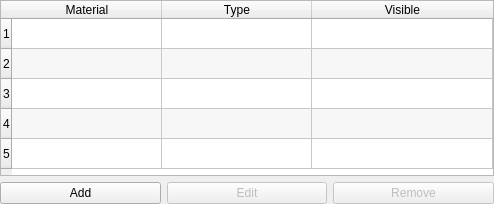
First picture: the form in hexrd/ui/resources/ui/overlay_manager.ui, repository HEXRD/hexrdgui, before the edit.
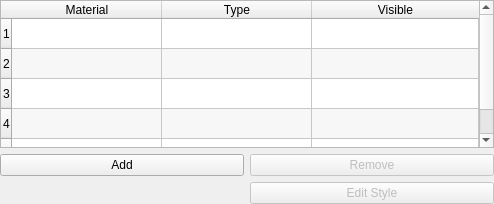
Second picture: the form after the edit.

Commit message:
Move OverlayEditor into the OverlayManager dialog
This reduces the number of dialog pop-ups that are present...

What changed in the file:
```diff
--- a/hexrd/ui/resources/ui/overlay_manager.ui
+++ b/hexrd/ui/resources/ui/overlay_manager.ui
@@ -23,7 +23,34 @@
    <property name="bottomMargin">
     <number>0</number>
    </property>
-   <item row="1" column="0" colspan="3">
+   <item row="2" column="1">
+    <widget class="QPushButton" name="remove_button">
+     <property name="enabled">
+      <bool>false</bool>
+     </property>
+     <property name="text">
+      <string>Remove</string>
+     </property>
+    </widget>
+   </item>
+   <item row="3" column="1">
+    <widget class="QPushButton" name="edit_style_button">
+     <property name="enabled">
+      <bool>false</bool>
+     </property>
+     <property name="text">
+      <string>Edit Style</string>
+     </property>
+    </widget>
+   </item>
+   <item row="2" column="0">
+    <widget class="QPushButton" name="add_button">
+     <property name="text">
+      <string>Add</string>
+     </property>
+    </widget>
+   </item>
+   <item row="1" column="0" colspan="2">
     <widget class="QTableWidget" name="table">
      <property name="toolTip">
       <string>&lt;html&gt;&lt;head/&gt;&lt;body&gt;&lt;p&gt;left click a row to activate the hkl&lt;/p&gt;&lt;/body&gt;&lt;/html&gt;</string>
@@ -80,32 +107,8 @@
      </column>
     </widget>
    </item>
-   <item row="2" column="2">
-    <widget class="QPushButton" name="remove_button">
-     <property name="enabled">
-      <bool>false</bool>
-     </property>
-     <property name="text">
-      <string>Remove</string>
-     </property>
-    </widget>
-   </item>
-   <item row="2" column="0">
-    <widget class="QPushButton" name="add_button">
-     <property name="text">
-      <string>Add</string>
-     </property>
-    </widget>
-   </item>
-   <item row="2" column="1">
-    <widget class="QPushButton" name="edit_button">
-     <property name="enabled">
-      <bool>false</bool>
-     </property>
-     <property name="text">
-      <string>Edit</string>
-     </property>
-    </widget>
+   <item row="4" column="0" colspan="2">
+    <layout class="QVBoxLayout" name="overlay_editor_layout"/>
    </item>
   </layout>
  </widget>
```
Left out of the diff: 4 changed lines with no effect on the pictures. The commit also changes 3 other files.
